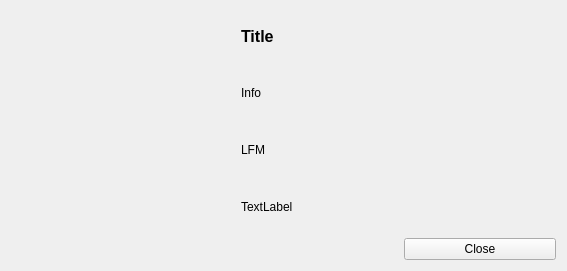
First picture: the form in trunk/GUI/InfoDialog/GUI_InfoDialog.ui, repository shahid334/sayonara-player, before the edit.
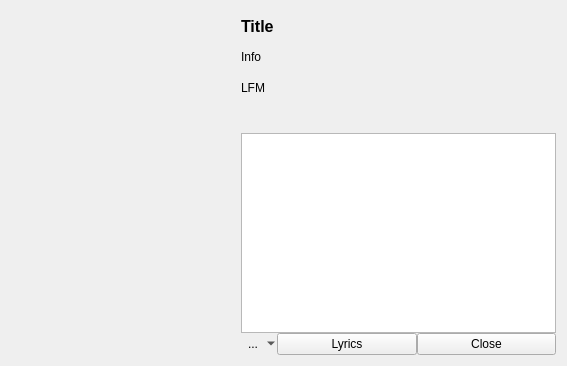
Second picture: the form after the edit. Custom widgets are drawn as their Qt base class.

Commit message: lyrics in info

Patch:
```diff
--- a/trunk/GUI/InfoDialog/GUI_InfoDialog.ui
+++ b/trunk/GUI/InfoDialog/GUI_InfoDialog.ui
@@ -7,9 +7,21 @@
     <x>0</x>
     <y>0</y>
     <width>567</width>
-    <height>271</height>
+    <height>366</height>
    </rect>
   </property>
+  <property name="sizePolicy">
+   <sizepolicy hsizetype="Preferred" vsizetype="Expanding">
+    <horstretch>0</horstretch>
+    <verstretch>0</verstretch>
+   </sizepolicy>
+  </property>
+  <property name="minimumSize">
+   <size>
+    <width>0</width>
+    <height>300</height>
+   </size>
+  </property>
   <property name="maximumSize">
    <size>
     <width>65465</width>
@@ -23,42 +35,7 @@
    <property name="horizontalSpacing">
     <number>10</number>
    </property>
-   <item row="1" column="1" colspan="2">
-    <widget class="QLabel" name="lab_info">
-     <property name="text">
-      <string>Info</string>
-     </property>
-    </widget>
-   </item>
-   <item row="2" column="1" colspan="2">
-    <widget class="QLabel" name="lab_playcount">
-     <property name="text">
-      <string>LFM</string>
-     </property>
-    </widget>
-   </item>
-   <item row="4" column="2">
-    <widget class="QPushButton" name="pushButton">
-     <property name="text">
-      <string>Close</string>
-     </property>
-    </widget>
-   </item>
-   <item row="0" column="1" colspan="2">
-    <widget class="QLabel" name="lab_heading">
-     <property name="font">
-      <font>
-       <pointsize>12</pointsize>
-       <weight>75</weight>
-       <bold>true</bold>
-      </font>
-     </property>
-     <property name="text">
-      <string>Title</string>
-     </property>
-    </widget>
-   </item>
-   <item row="0" column="0" rowspan="4">
+   <item row="0" column="0" rowspan="5">
     <widget class="QLabel" name="lab_image">
      <property name="minimumSize">
       <size>
@@ -80,15 +57,112 @@
      </property>
     </widget>
    </item>
-   <item row="3" column="1" colspan="2">
-    <widget class="QLabel" name="lab_paths">
-     <property name="text">
-      <string>TextLabel</string>
+   <item row="0" column="1" rowspan="6" colspan="2">
+    <layout class="QGridLayout" name="gridLayout_2">
+     <property name="sizeConstraint">
+      <enum>QLayout::SetMinimumSize</enum>
      </property>
-    </widget>
+     <item row="5" column="2">
+      <widget class="QPushButton" name="btn_close">
+       <property name="text">
+        <string>Close</string>
+       </property>
+      </widget>
+     </item>
+     <item row="4" column="0" colspan="3">
+      <widget class="QTextEdit" name="te_lyrics">
+       <property name="sizePolicy">
+        <sizepolicy hsizetype="Preferred" vsizetype="Preferred">
+         <horstretch>0</horstretch>
+         <verstretch>0</verstretch>
+        </sizepolicy>
+       </property>
+       <property name="minimumSize">
+        <size>
+         <width>0</width>
+         <height>200</height>
+        </size>
+       </property>
+      </widget>
+     </item>
+     <item row="5" column="0">
+      <widget class="LyricMenuButton" name="lmb_server_button">
+       <property name="text">
+        <string>...</string>
+       </property>
+       <property name="popupMode">
+        <enum>QToolButton::MenuButtonPopup</enum>
+       </property>
+       <property name="toolButtonStyle">
+        <enum>Qt::ToolButtonTextOnly</enum>
+       </property>
+       <property name="autoRaise">
+        <bool>true</bool>
+       </property>
+       <property name="arrowType">
+        <enum>Qt::NoArrow</enum>
+       </property>
+      </widget>
+     </item>
+     <item row="5" column="1">
+      <widget class="QPushButton" name="btn_lyrics">
+       <property name="text">
+        <string>Lyrics</string>
+       </property>
+       <property name="checkable">
+        <bool>true</bool>
+       </property>
+       <property name="flat">
+        <bool>false</bool>
+       </property>
+      </widget>
+     </item>
+     <item row="3" column="0" colspan="3">
+      <widget class="QLabel" name="lab_paths">
+       <property name="text">
+        <string/>
+       </property>
+      </widget>
+     </item>
+     <item row="2" column="0" colspan="3">
+      <widget class="QLabel" name="lab_playcount">
+       <property name="text">
+        <string>LFM</string>
+       </property>
+      </widget>
+     </item>
+     <item row="1" column="0" colspan="3">
+      <widget class="QLabel" name="lab_info">
+       <property name="text">
+        <string>Info</string>
+       </property>
+      </widget>
+     </item>
+     <item row="0" column="0" colspan="3">
+      <widget class="QLabel" name="lab_heading">
+       <property name="font">
+        <font>
+         <pointsize>12</pointsize>
+         <weight>75</weight>
+         <bold>true</bold>
+        </font>
+       </property>
+       <property name="text">
+        <string>Title</string>
+       </property>
+      </widget>
+     </item>
+    </layout>
    </item>
   </layout>
  </widget>
+ <customwidgets>
+  <customwidget>
+   <class>LyricMenuButton</class>
+   <extends>QToolButton</extends>
+   <header>GUI/LyricMenuButton/LyricMenuButton.h</header>
+  </customwidget>
+ </customwidgets>
  <resources/>
  <connections>
   <connection>
```
Left out of the diff: 2 changed lines with no effect on the pictures. The commit also changes 12 other files.
